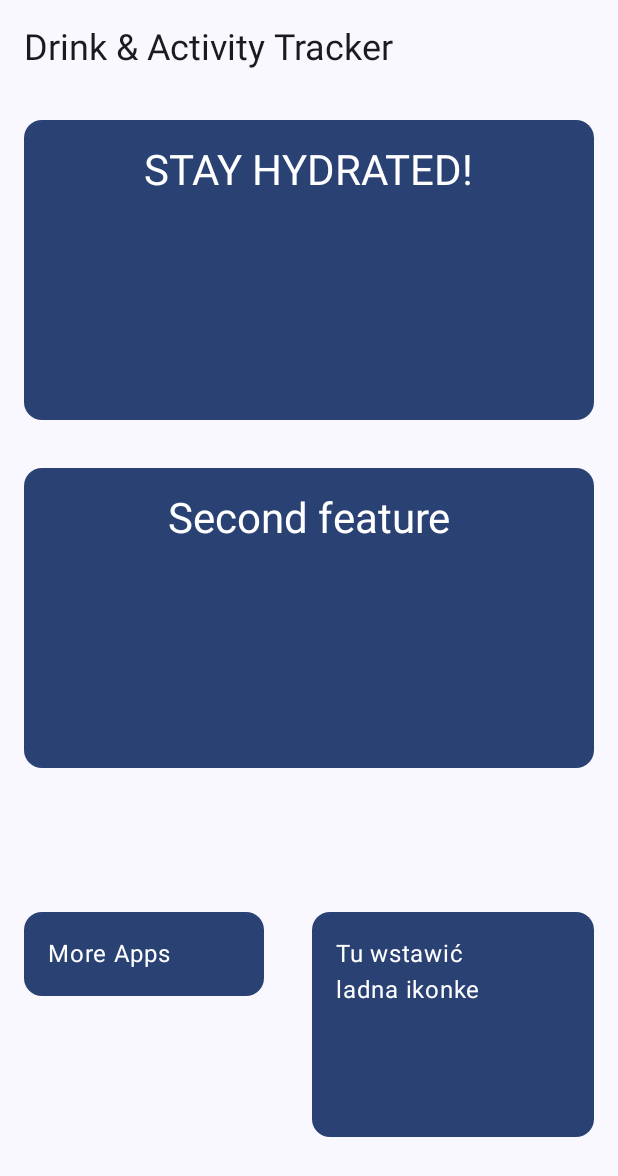
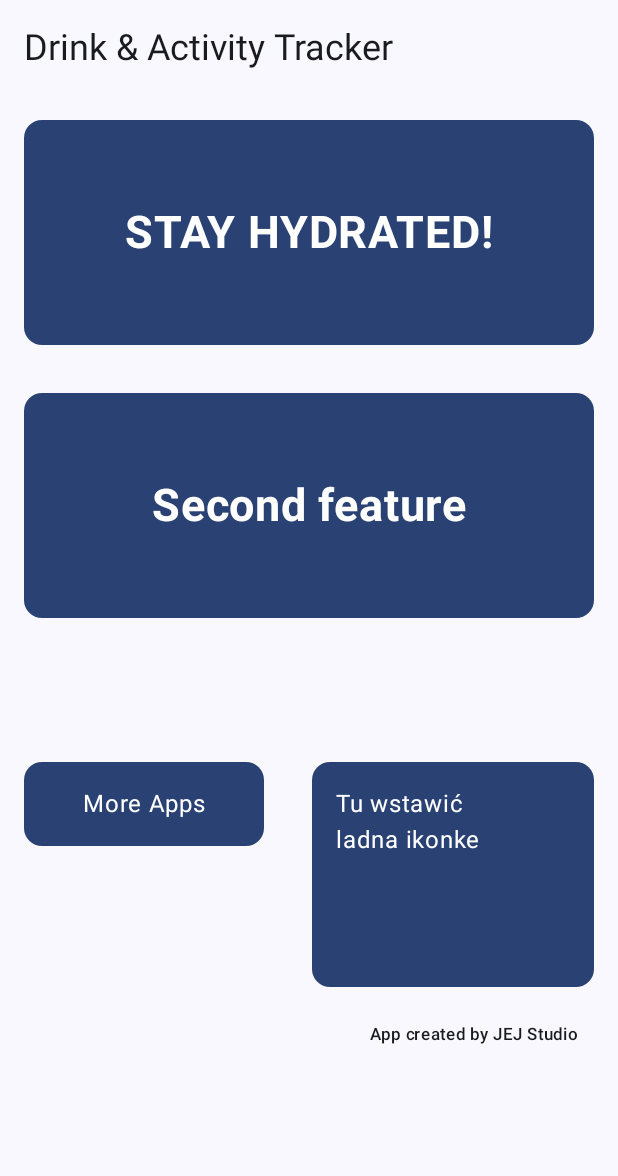
Before and after one commit to jlibleft/Water_drinkning, an Android app built with Jetpack Compose: the screen it shows after launch (MainActivity), on a phone screen of 412 x 824 dp. Shown: the top 1176 px of the screen. Run offline under Robolectric (Android 15) with nearby library versions, the phone set to English and light mode, and no system bars.

Commit message:
Nawigacja w aplikacji
Apka crshuje przy pierwszym uruchomieniu po kliknięciu z jakiegoś powodu, potem działa normalnie, na głównym ekranie jest też duży widmo-odstęp którego nigdzie nie wprowadzałem a trochę wadzi

```diff
--- a/app/build.gradle.kts
+++ b/app/build.gradle.kts
@@ -49,6 +49,7 @@ dependencies {
     implementation(libs.androidx.ui.graphics)
     implementation(libs.androidx.ui.tooling.preview)
     implementation(libs.androidx.material3)
+    implementation(libs.androidx.navigation.compose)
     testImplementation(libs.junit)
     androidTestImplementation(libs.androidx.junit)
     androidTestImplementation(libs.androidx.espresso.core)
--- a/app/src/main/java/com/example/water_drinking/MainActivity.kt
+++ b/app/src/main/java/com/example/water_drinking/MainActivity.kt
@@ -28,6 +28,8 @@ import androidx.compose.material3.Surface
 import androidx.compose.material3.TopAppBar
 import androidx.compose.ui.Alignment
 import androidx.compose.ui.unit.dp
+import com.example.water_drinking.ui.navigation.WaterDrinkingApp
+import com.example.water_drinking.ui.screens.HomeScreen
 
 
 class MainActivity : ComponentActivity() {
@@ -39,117 +41,9 @@ class MainActivity : ComponentActivity() {
             Water_drinkingTheme {
                 Surface(
                     modifier = Modifier.fillMaxSize()) {
-                    HomeScreen()
                 }
-
+                WaterDrinkingApp(startDestination = "home")
             }
         }
     }
 }
-
-
-@OptIn(ExperimentalMaterial3Api::class)
-@Composable
-fun HomeScreen (){
-    Scaffold(
-        containerColor = MaterialTheme.colorScheme.background,
-        topBar = {
-        TopAppBar(title = { Text("Drink & Activity Tracker",
-            modifier =  Modifier,
-            style = MaterialTheme.typography.headlineSmall,
-        )
-        })
-    })
-    { innerPadding ->
-        Column(
-            horizontalAlignment = Alignment.CenterHorizontally,
-            modifier = Modifier.padding(innerPadding)){
-            Card(
-                colors = CardDefaults.cardColors(
-                    containerColor = MaterialTheme.colorScheme.primary,
-                ),
-                modifier = Modifier
-                    .padding(16.dp)
-                    .height(200.dp)
-                    .fillMaxWidth(),
-            ){
-                Box(modifier = Modifier.fillMaxSize(),
-                    contentAlignment = Alignment.TopCenter){
-
-                    Text("STAY HYDRATED!",
-                        modifier =  Modifier
-                            .padding(16.dp),
-                        style = MaterialTheme.typography.headlineMedium)}
-
-            }
-
-            Card(
-                colors = CardDefaults.cardColors(
-                    containerColor = MaterialTheme.colorScheme.primary,
-                ),
-                modifier = Modifier
-                    .padding(16.dp)
-                    .height(200.dp)
-                    .fillMaxWidth(),
-            ) {
-                Box(modifier = Modifier.fillMaxSize(),
-                    contentAlignment = Alignment.TopCenter){
-
-                    Text("Second feature",
-                        modifier =  Modifier
-                            .padding(16.dp),
-                        style = MaterialTheme.typography.headlineMedium)}
-            }
-
-            Row(modifier = Modifier.padding(innerPadding)) {
-                Card(
-                    colors = CardDefaults.cardColors(
-                        containerColor = MaterialTheme.colorScheme.primary,
-                    ),
-                    modifier = Modifier
-                        .padding(16.dp)
-                        .height(56.dp)
-                        .width(160.dp),
-
-                    ) {
-                    Box(modifier = Modifier
-                        .fillMaxWidth(),
-                    ) {
-                        Text("More Apps", modifier =  Modifier.padding(16.dp))
-                    }
-                }
-                Card(
-                    colors = CardDefaults.cardColors(
-                        containerColor = MaterialTheme.colorScheme.primary,
-                    ),
-                    modifier = Modifier
-                        .padding(16.dp)
-                        .height(150.dp)
-                        .fillMaxWidth(),
-                ) {
-                    Box(modifier = Modifier
-                        .fillMaxWidth(),
-                    ) {
-                        Text("Tu wstawić\nladna ikonke", modifier =  Modifier.padding(16.dp))
-                    }
-                }
-
-            }
-            Text("App created by JEJ Studio",
-                modifier = Modifier
-                    .offset(x = 110.dp, y = 280.dp)
-                    .padding(8.dp),
-                style = MaterialTheme.typography.labelSmall
-            )
-        }
-
-    }
-}
-
-@Preview(showBackground = true)
-@Composable
-fun HomeScreenPreview() {
-    Water_drinkingTheme {
-        HomeScreen()
-    }
-}
--- /dev/null
+++ b/app/src/main/java/com/example/water_drinking/ui/navigation/WaterDrinkingApp.kt
@@ -0,0 +1,10 @@
+package com.example.water_drinking.ui.navigation
+
+import androidx.compose.runtime.Composable
+
+@Composable
+fun WaterDrinkingApp(startDestination: String?) {
+    startDestination?.let{
+        WdNavGraph(startDestination = startDestination)//Navigation Graph - definicja ekranów i przejść
+    }
+}
--- /dev/null
+++ b/app/src/main/java/com/example/water_drinking/ui/navigation/WdNavGraph.kt
@@ -0,0 +1,36 @@
+package com.example.water_drinking.ui.navigation
+
+import androidx.compose.runtime.Composable
+import androidx.compose.ui.Modifier
+import androidx.navigation.NavHostController
+import androidx.navigation.compose.NavHost
+import androidx.navigation.compose.composable
+import androidx.navigation.compose.rememberNavController
+import com.example.water_drinking.ui.screens.HomeScreen
+import com.example.water_drinking.ui.screens.MoreInfoScreen
+import com.example.water_drinking.ui.screens.WaterScreen
+
+@Composable
+fun WdNavGraph(
+    modifier: Modifier = Modifier,
+    navController: NavHostController = rememberNavController(),
+    startDestination: String = "home",
+)
+{
+    NavHost(
+        navController = navController,
+        startDestination = startDestination,
+        modifier = modifier
+    )
+    {
+        composable("home"){
+            HomeScreen(navController = navController)
+        }
+        composable("water"){
+            WaterScreen(navController = navController)
+        }
+        composable("details"){
+            MoreInfoScreen(navController = navController, randnum = (0..9).random())
+        }
+    }
+}
--- /dev/null
+++ b/app/src/main/java/com/example/water_drinking/ui/screens/HomeScreen.kt
@@ -0,0 +1,151 @@
+package com.example.water_drinking.ui.screens
+
+import androidx.compose.foundation.clickable
+import androidx.compose.foundation.layout.Box
+import androidx.compose.foundation.layout.Column
+import androidx.compose.foundation.layout.Row
+import androidx.compose.foundation.layout.fillMaxSize
+import androidx.compose.foundation.layout.fillMaxWidth
+import androidx.compose.foundation.layout.height
+import androidx.compose.foundation.layout.offset
+import androidx.compose.foundation.layout.padding
+import androidx.compose.foundation.layout.width
+import androidx.compose.material3.Card
+import androidx.compose.material3.CardDefaults
+import androidx.compose.material3.ExperimentalMaterial3Api
+import androidx.compose.material3.MaterialTheme
+import androidx.compose.material3.Scaffold
+import androidx.compose.material3.Text
+import androidx.compose.material3.TopAppBar
+import androidx.compose.runtime.Composable
+import androidx.compose.ui.Alignment
+import androidx.compose.ui.Modifier
+import androidx.compose.ui.text.font.FontWeight
+import androidx.compose.ui.tooling.preview.Preview
+import androidx.compose.ui.unit.dp
+import androidx.compose.ui.unit.sp
+import androidx.navigation.NavHostController
+import androidx.navigation.compose.rememberNavController
+import com.example.water_drinking.ui.theme.Water_drinkingTheme
+
+@OptIn(ExperimentalMaterial3Api::class)
+@Composable
+fun HomeScreen (
+    navController: NavHostController
+){
+    Scaffold(
+        containerColor = MaterialTheme.colorScheme.background,
+        topBar = {
+            TopAppBar(title = { Text("Drink & Activity Tracker",
+                modifier =  Modifier,
+                style = MaterialTheme.typography.headlineSmall,
+            )
+            })
+        })
+    { innerPadding ->
+        Column(
+            horizontalAlignment = Alignment.CenterHorizontally,
+            modifier = Modifier.padding(innerPadding)){
+            Card(
+                colors = CardDefaults.cardColors(
+                    containerColor = MaterialTheme.colorScheme.primary,
+                ),
+                modifier = Modifier
+                    .padding(16.dp)
+                    .height(150.dp)
+                    .fillMaxWidth()
+                    .clickable(onClick = { navController.navigate("water")}),
+            ){
+                Box(modifier = Modifier.fillMaxSize(),
+                    contentAlignment = Alignment.TopCenter){
+
+                    Text("STAY HYDRATED!",
+                        modifier =  Modifier
+                            .padding(16.dp)
+                            .align(Alignment.Center),
+                        fontWeight = FontWeight.Bold,
+                        fontSize = 30.sp
+                    )
+                }
+
+            }
+
+            Card(
+                colors = CardDefaults.cardColors(
+                    containerColor = MaterialTheme.colorScheme.primary,
+                ),
+                modifier = Modifier
+                    .padding(16.dp)
+                    .height(150.dp)
+                    .fillMaxWidth(),
+            ) {
+                Box(modifier = Modifier.fillMaxSize(),
+                    contentAlignment = Alignment.TopCenter){
+
+                    Text("Second feature",
+                        modifier =  Modifier
+                            .padding(16.dp)
+                            .align(Alignment.Center),
+                        fontWeight = FontWeight.Bold,
+                        fontSize = 30.sp
+                    )
+                }
+            }
+
+            Row(modifier = Modifier.padding(innerPadding)) {
+                Card(
+                    colors = CardDefaults.cardColors(
+                        containerColor = MaterialTheme.colorScheme.primary,
+                    ),
+                    modifier = Modifier
+                        .padding(16.dp)
+                        .height(56.dp)
+                        .width(160.dp),
+
+                    ) {
+                    Box(modifier = Modifier
+                        .fillMaxWidth(),
+                    ) {
+                        Text("More Apps",
+                            modifier =  Modifier
+                                .padding(16.dp)
+                                .align(Alignment.Center)
+                        )
+                    }
+                }
+                Card(
+                    colors = CardDefaults.cardColors(
+                        containerColor = MaterialTheme.colorScheme.primary,
+                    ),
+                    modifier = Modifier
+                        .padding(16.dp)
+                        .height(150.dp)
+                        .fillMaxWidth(),
+                ) {
+                    Box(modifier = Modifier
+                        .fillMaxWidth(),
+                    ) {
+                        Text("Tu wstawić\nladna ikonke", modifier =  Modifier.padding(16.dp))
+                    }
+                }
+
+            }
+            Text("App created by JEJ Studio",
+                modifier = Modifier
+                    .offset(x = 110.dp)
+                    .padding(8.dp),
+                style = MaterialTheme.typography.labelSmall
+            )
+        }
+
+    }
+}
+
+@Preview(showBackground = true)
+@Composable
+fun HomeScreenPreview() {
+    val mockNavController = rememberNavController()
+    Water_drinkingTheme {
+        HomeScreen(navController = mockNavController)
+    }
+}
--- a/gradle/libs.versions.toml
+++ b/gradle/libs.versions.toml
@@ -8,6 +8,7 @@ espressoCore = "3.6.1"
 lifecycleRuntimeKtx = "2.8.7"
 activityCompose = "1.9.3"
 composeBom = "2024.04.01"
+navigationCompose = "2.8.5"
 
 [libraries]
 androidx-core-ktx = { group = "androidx.core", name = "core-ktx", version.ref = "coreKtx" }
@@ -24,6 +25,7 @@ androidx-ui-tooling-preview = { group = "androidx.compose.ui", name = "ui-toolin
 androidx-ui-test-manifest = { group = "androidx.compose.ui", name = "ui-test-manifest" }
 androidx-ui-test-junit4 = { group = "androidx.compose.ui", name = "ui-test-junit4" }
 androidx-material3 = { group = "androidx.compose.material3", name = "material3" }
+androidx-navigation-compose = { group = "androidx.navigation", name = "navigation-compose", version.ref = "navigationCompose" }
 
 [plugins]
 android-application = { id = "com.android.application", version.ref = "agp" }
```
Also changed, not shown: app/src/main/java/com/example/water_drinking/ui/screens/MoreInfoScreen.kt (+9 -3 lines), app/src/main/java/com/example/water_drinking/ui/screens/WaterScreen.kt (+17 -6 lines).
